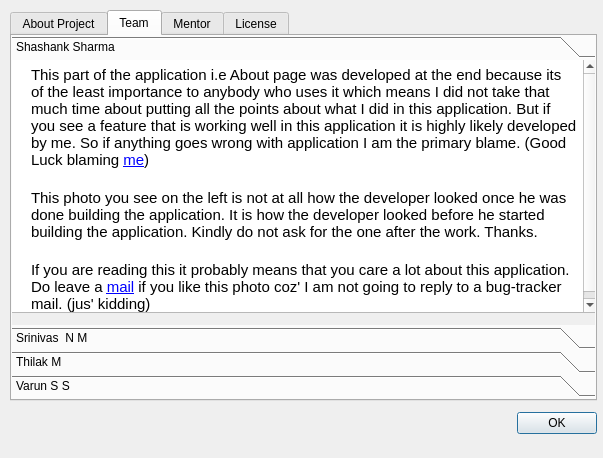
shashankrnr32/KannadaTTS-Application, file App/ui/AboutWindow.ui: the form before one commit.
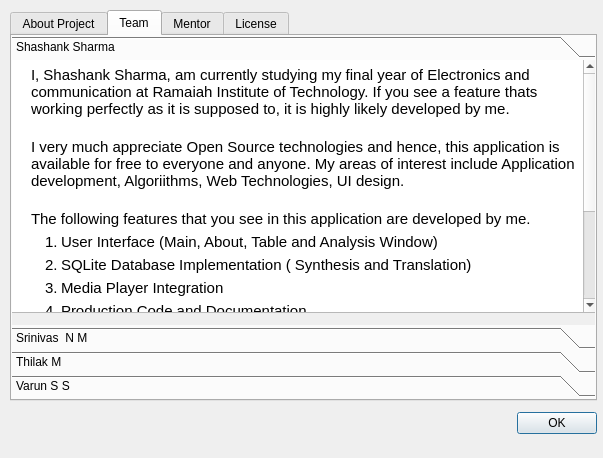
The form after the commit. The open tabs and pages were chosen to show the change. Icons and pictures are not drawn.

```diff
--- a/App/ui/AboutWindow.ui
+++ b/App/ui/AboutWindow.ui
@@ -132,9 +132,19 @@
 &lt;td&gt;
 &lt;p style=&quot; margin-top:0px; margin-bottom:0px; margin-left:0px; margin-right:0px; -qt-block-indent:0; text-indent:0px;&quot;&gt;&lt;img src=&quot;:/img/img/sbs.png&quot; width=&quot;150&quot; height=&quot;150&quot; /&gt;&lt;/p&gt;&lt;/td&gt;
 &lt;td&gt;
-&lt;p style=&quot; margin-top:20px; margin-bottom:5px; margin-left:10px; margin-right:0px; -qt-block-indent:0; text-indent:0px;&quot;&gt;This part of the application i.e About page was developed at the end because its of the least importance to anybody who uses it which means I did not take that much time about putting all the points about what I did in this application. But if you see a feature that is working well in this application it is highly likely developed by me. So if anything goes wrong with application I am the primary blame. (Good Luck blaming &lt;a href=&quot;https://www.linkedin.com/in/shashank-sharma-932701108/&quot;&gt;&lt;span style=&quot; text-decoration: underline; color:#0000ff;&quot;&gt;me&lt;/span&gt;&lt;/a&gt;)&lt;/p&gt;
-&lt;p style=&quot; margin-top:20px; margin-bottom:5px; margin-left:10px; margin-right:0px; -qt-block-indent:0; text-indent:0px;&quot;&gt;This photo you see on the left is not at all how the developer looked once he was done building the application. It is how the developer looked before he started building the application. Kindly do not ask for the one after the work. Thanks.&lt;/p&gt;
-&lt;p style=&quot; margin-top:20px; margin-bottom:5px; margin-left:10px; margin-right:0px; -qt-block-indent:0; text-indent:0px;&quot;&gt;If you are reading this it probably means that you care a lot about this application. Do leave a &lt;a href=&quot;mailto:shashankrnr32@gmail.com&quot;&gt;&lt;span style=&quot; text-decoration: underline; color:#0000ff;&quot;&gt;mail&lt;/span&gt;&lt;/a&gt; if you like this photo coz' I am not going to reply to a bug-tracker mail. (jus' kidding)&lt;/p&gt;&lt;/td&gt;&lt;/tr&gt;&lt;/table&gt;&lt;/body&gt;&lt;/html&gt;</string>
+&lt;p style=&quot; margin-top:20px; margin-bottom:5px; margin-left:10px; margin-right:0px; -qt-block-indent:0; text-indent:0px;&quot;&gt;I, Shashank Sharma, am currently studying my final year of Electronics and communication at Ramaiah Institute of Technology. If you see a feature thats working perfectly as it is supposed to, it is highly likely developed by me. &lt;/p&gt;
+&lt;p style=&quot; margin-top:20px; margin-bottom:5px; margin-left:10px; margin-right:0px; -qt-block-indent:0; text-indent:0px;&quot;&gt;I very much appreciate Open Source technologies and hence, this application is available for free to everyone and anyone. My areas of interest include Application development, Algoriithms, Web Technologies, UI design. &lt;/p&gt;
+&lt;p style=&quot; margin-top:20px; margin-bottom:5px; margin-left:10px; margin-right:0px; -qt-block-indent:0; text-indent:0px;&quot;&gt;The following features that you see in this application are developed by me. &lt;/p&gt;
+&lt;ol style=&quot;margin-top: 0px; margin-bottom: 0px; margin-left: 0px; margin-right: 0px; -qt-list-indent: 1;&quot;&gt;&lt;li style=&quot; margin-top:5px; margin-bottom:0px; margin-left:0px; margin-right:0px; -qt-block-indent:0; text-indent:0px;&quot;&gt;User Interface (Main, About, Table and Analysis Window)&lt;/li&gt;
+&lt;li style=&quot; margin-top:5px; margin-bottom:0px; margin-left:0px; margin-right:0px; -qt-block-indent:0; text-indent:0px;&quot;&gt;SQLite Database Implementation ( Synthesis and Translation)&lt;/li&gt;
+&lt;li style=&quot; margin-top:5px; margin-bottom:0px; margin-left:0px; margin-right:0px; -qt-block-indent:0; text-indent:0px;&quot;&gt;Media Player Integration&lt;/li&gt;
+&lt;li style=&quot; margin-top:5px; margin-bottom:0px; margin-left:0px; margin-right:0px; -qt-block-indent:0; text-indent:0px;&quot;&gt;Production Code and Documentation&lt;/li&gt;
+&lt;li style=&quot; margin-top:5px; margin-bottom:0px; margin-left:0px; margin-right:0px; -qt-block-indent:0; text-indent:0px;&quot;&gt;Application Themes&lt;/li&gt;&lt;/ol&gt;
+&lt;p style=&quot; margin-top:12px; margin-bottom:0px; margin-left:0px; margin-right:0px; -qt-block-indent:0; text-indent:0px;&quot;&gt;I, also have personally worked on these core project features&lt;/p&gt;
+&lt;ol style=&quot;margin-top: 0px; margin-bottom: 0px; margin-left: 0px; margin-right: 0px; -qt-list-indent: 1;&quot;&gt;&lt;li style=&quot; margin-top:5px; margin-bottom:0px; margin-left:0px; margin-right:0px; -qt-block-indent:0; text-indent:0px;&quot;&gt;Preprocessing&lt;/li&gt;
+&lt;li style=&quot; margin-top:5px; margin-bottom:0px; margin-left:0px; margin-right:0px; -qt-block-indent:0; text-indent:0px;&quot;&gt;Training&lt;/li&gt;
+&lt;li style=&quot; margin-top:5px; margin-bottom:0px; margin-left:0px; margin-right:0px; -qt-block-indent:0; text-indent:0px;&quot;&gt;Pitch Shift using soundtretch&lt;/li&gt;
+&lt;li style=&quot; margin-top:5px; margin-bottom:0px; margin-left:0px; margin-right:0px; -qt-block-indent:0; text-indent:0px;&quot;&gt;Testing on Windows Subsystem for Linux (Ubuntu 18.04)&lt;/li&gt;&lt;/ol&gt;&lt;/td&gt;&lt;/tr&gt;&lt;/table&gt;&lt;/body&gt;&lt;/html&gt;</string>
        </property>
        <property name="openExternalLinks">
         <bool>true</bool>
```
Left out of the diff: 2 changed lines with no effect on the pictures.
